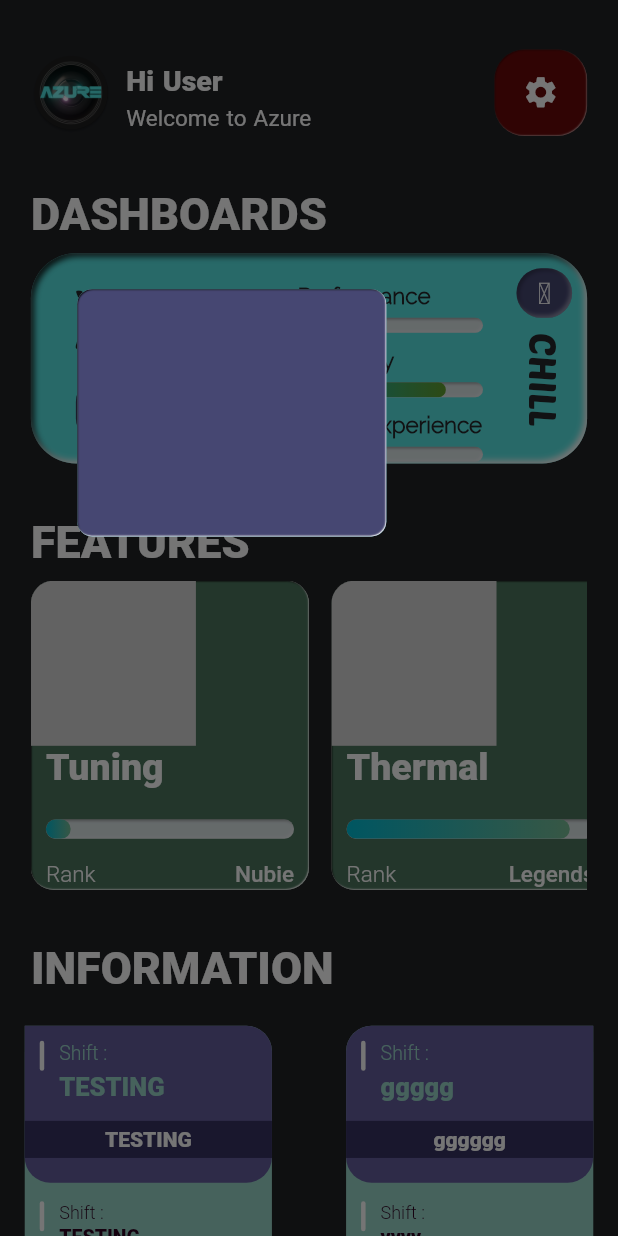
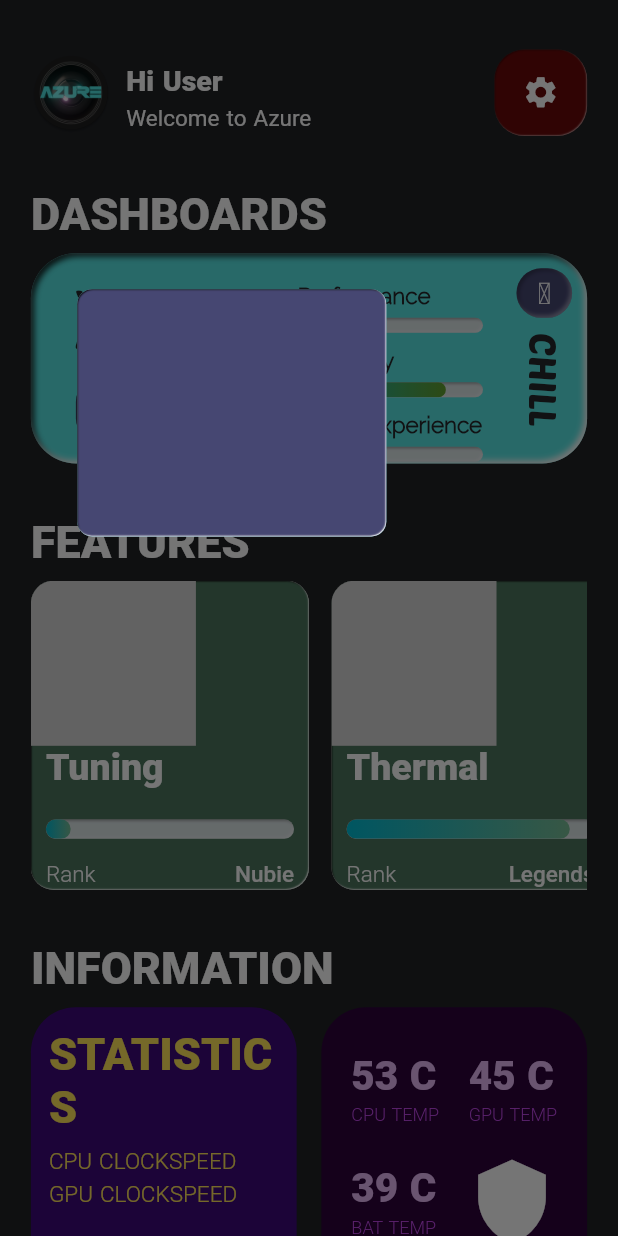
Before and after one commit to yoshuaconstantin/azure_reborn_flutter_redesign, a Flutter app: the HomeBody screen opened directly, after a tap on "Statistics", on a phone screen of 412 x 824 dp. Run offline on Flutter 3.47's test engine with Material 2 defaults, Android fonts, the phone set to English and light mode, and no system bars; drawn by our look-alikes of flutter_neumorphic; our stand-ins replace bloc, flutter_bloc, get, lottie, material_design_icons_flutter, shared_preferences and 1 more; missing offline and left inert: root; accounts and stored records are empty; Roboto replaces fonts that are missing (raleway).

Commit message:
Preparing Information Page
- not yet done

```diff
--- /dev/null
+++ b/lib/screen/cpu_information_screen/bloc/cpu_information_bloc.dart
@@ -0,0 +1,15 @@
+import 'dart:async';
+
+import 'package:bloc/bloc.dart';
+import 'package:meta/meta.dart';
+
+part 'cpu_information_event.dart';
+part 'cpu_information_state.dart';
+
+class CpuInformationBloc extends Bloc<CpuInformationEvent, CpuInformationState> {
+  CpuInformationBloc() : super(CpuInformationInitial()) {
+    on<CpuInformationEvent>((event, emit) {
+      // TODO: implement event handler
+    });
+  }
+}
--- /dev/null
+++ b/lib/screen/cpu_information_screen/bloc/cpu_information_event.dart
@@ -0,0 +1,4 @@
+part of 'cpu_information_bloc.dart';
+
+@immutable
+abstract class CpuInformationEvent {}
--- /dev/null
+++ b/lib/screen/cpu_information_screen/bloc/cpu_information_state.dart
@@ -0,0 +1,6 @@
+part of 'cpu_information_bloc.dart';
+
+@immutable
+abstract class CpuInformationState {}
+
+class CpuInformationInitial extends CpuInformationState {}
--- /dev/null
+++ b/lib/screen/cpu_information_screen/cpu_information_page.dart
@@ -0,0 +1,15 @@
+import 'package:flutter/cupertino.dart';
+
+class CpuInformationPage extends StatefulWidget {
+  const CpuInformationPage({Key? key}) : super(key: key);
+
+  @override
+  State<CpuInformationPage> createState() => _CpuInformationPageState();
+}
+
+class _CpuInformationPageState extends State<CpuInformationPage> {
+  @override
+  Widget build(BuildContext context) {
+    return Container();
+  }
+}
--- a/lib/screen/home_body/home_body.dart
+++ b/lib/screen/home_body/home_body.dart
@@ -17,6 +17,7 @@ import '../../model/home_body_model/chart_home_model.dart';
 import '../../model/home_body_model/list_home_card_model.dart';
 import '../../widget/custom_neumorph.dart';
 import '../../widget/home_chart.dart';
+import '../../widget/information_widget.dart';
 import '../../widget/noOverScroll.dart';
 import '../../widget/vertical_text.dart';
 import 'home_body_bloc.dart';
@@ -75,11 +76,7 @@ class _HomeBodyState extends State<HomeBody> {
         rankingProgress: rankProgress(Preferences.getInstance().getInt(SharedPreferenceKey.FeatureDozeRank) ?? 0),
         gambarIcon: "assets/anim/lottie_json/doze.json"));
 
-    modelChart.add(ChartDataModel("Core1",randomNumber(),randomNumber(),randomNumber(),randomNumber(),randomNumber(),randomNumber(),randomNumber(),randomNumber()));
-    modelChart.add(ChartDataModel("Core2",randomNumber(),randomNumber(),randomNumber(),randomNumber(),randomNumber(),randomNumber(),randomNumber(),randomNumber()));
-    modelChart.add(ChartDataModel("Core3",randomNumber(),randomNumber(),randomNumber(),randomNumber(),randomNumber(),randomNumber(),randomNumber(),randomNumber()));
-    modelChart.add(ChartDataModel("Core4",randomNumber(),randomNumber(),randomNumber(),randomNumber(),randomNumber(),randomNumber(),randomNumber(),randomNumber()));
-    modelChart.add(ChartDataModel("Core5",randomNumber(),randomNumber(),randomNumber(),randomNumber(),randomNumber(),randomNumber(),randomNumber(),randomNumber()));
+    //modelChart.add(ChartDataModel("Core5",randomNumber(),randomNumber(),randomNumber(),randomNumber(),randomNumber(),randomNumber(),randomNumber(),randomNumber()));
 
 
 
@@ -131,7 +128,8 @@ class _HomeBodyState extends State<HomeBody> {
                     child:textWithFont(text: "INFORMATION", color: Colors.white, fontSize: 30, fontWeight: FontWeight.w900,),
 
                   ),
-                  HomePresenceChart(chartData: modelChart,type: 1,)
+                  InformationWidget(),
+                  //HomePresenceChart(chartData: modelChart,type: 1,)
                 ],
               ),
             ),
--- /dev/null
+++ b/lib/widget/information_widget.dart
@@ -0,0 +1,185 @@
+import 'package:azure_reborn/additional/dimension.dart';
+import 'package:azure_reborn/widget/text_with_font.dart';
+import 'package:flutter/cupertino.dart';
+import 'package:flutter/material.dart';
+import 'package:lottie/lottie.dart';
+
+import 'custom_neumorph.dart';
+
+class InformationWidget extends StatefulWidget {
+  const InformationWidget({Key? key}) : super(key: key);
+
+  @override
+  State<InformationWidget> createState() => _InformationWidgetState();
+}
+
+class _InformationWidgetState extends State<InformationWidget> {
+  @override
+  Widget build(BuildContext context) {
+    return Container(
+      width: Dimension.screenWidth,
+      height: Dimension.screenHeight * 0.23,
+      margin: EdgeInsets.only(
+          top: Dimension.screenHeight * 0.01,
+          bottom: Dimension.screenHeight * 0.05,
+          right: Dimension.screenWidth * 0.05,
+          left: Dimension.screenWidth * 0.05
+      ),
+      child: Row(
+        mainAxisAlignment: MainAxisAlignment.spaceBetween,
+        children: [
+          Stack(
+            children: [
+              Container(
+                width: Dimension.screenWidth * 0.43,
+                height: Dimension.screenHeight * 0.23,
+                decoration: BoxDecoration(
+                  color: const Color(0xFF3D087B),
+                    borderRadius: BorderRadius.circular(30),
+                ),
+                child: Container(
+                  padding: EdgeInsets.symmetric(vertical: Dimension.size4, horizontal: Dimension.size12),
+                  child: Column(
+                    crossAxisAlignment: CrossAxisAlignment.start,
+                    children: [
+                      SizedBox( height: Dimension.size10,),
+                      textWithFont(text: "STATISTICS",
+                        color: const Color(0xFFFFE459),
+                        fontSize: 30,
+                        fontWeight: FontWeight.w900,
+                      ),
+                      SizedBox( height: Dimension.size10,),
+                      textWithFont(text: "CPU CLOCKSPEED",
+                        color: const Color(0xFFFFE459),
+                        fontSize: 15,
+                        fontWeight: FontWeight.w300,
+                      ),
+                      SizedBox( height: Dimension.size4,),
+                      textWithFont(text: "GPU CLOCKSPEED",
+                        color: const Color(0xFFFFE459),
+                        fontSize: 15,
+                        fontWeight: FontWeight.w300,
+                      ),
+                      SizedBox( height: Dimension.CustomSize(20),),
+                      Row(
+                        mainAxisAlignment: MainAxisAlignment.spaceBetween,
+                        crossAxisAlignment: CrossAxisAlignment.center,
+                        children: [
+                          Image.asset(
+                            'assets/image/icons/icon_statistics.png',
+                            height: Dimension.CustomSize(55),
+                            width: Dimension.CustomSize(55),
+                          ),
+                          Icon(Icons.circle, size: 20, color: const Color(0xFFF43B86),),
+                          Icon(Icons.arrow_forward_ios, size: Dimension.CustomSize(55), color: const Color(0xFF11052C),)
+                        ],
+                      )
+                    ],
+                  ),
+                ),
+              ),
+              Positioned(
+                right: Dimension.CustomSize(7),
+                bottom: Dimension.CustomSize(5),
+                child: Lottie.asset('assets/anim/lottie_json/tap_button.json',
+                    animate: true,
+                    width: Dimension.CustomSize(40),
+                    height: Dimension.CustomSize(40)
+                ),
+              )
+            ],
+          ),
+          Container(
+            width: Dimension.screenWidth * 0.43,
+            height: Dimension.screenHeight * 0.23,
+            decoration: BoxDecoration(
+              color: const Color(0xFF2D033B),
+              borderRadius: BorderRadius.circular(30),
+            ),
+            child: Container(
+              padding: EdgeInsets.symmetric(vertical: Dimension.CustomSize(30), horizontal: Dimension.CustomSize(20)),
+              child: Column(
+                crossAxisAlignment: CrossAxisAlignment.start,
+                mainAxisAlignment: MainAxisAlignment.spaceBetween,
+                children: [
+                  Row(
+                    mainAxisAlignment: MainAxisAlignment.spaceBetween,
+                    children: [
+                      Column(
+                        crossAxisAlignment: CrossAxisAlignment.start,
+                        children: [
+                          textWithFont(
+                              text: "53 C",
+                              color: const Color(0xFFE5B8F4),
+                              fontSize: 27,
+                              fontWeight: FontWeight.w800 ,
+                          ),
+                          SizedBox(
+                            height: Dimension.CustomSize(3),
+                          ),
+                          textWithFont(
+                              text: "CPU TEMP",
+                              color: const Color(0xFFC147E9),
+                              fontSize: 12,
+                              fontWeight: FontWeight.w300 ,
+                          ),
+                        ],
+                      ),
+                      Column(
+                        crossAxisAlignment: CrossAxisAlignment.start,
+                        children: [
+                          textWithFont(
+                            text: "45 C",
+                            color: const Color(0xFFE5B8F4),
+                            fontSize: 27,
+                            fontWeight: FontWeight.w800 ,
+                          ),
+                          SizedBox(
+                            height: Dimension.CustomSize(3),
+                          ),
+                          textWithFont(
+                            text: "GPU TEMP",
+                            color: const Color(0xFFC147E9),
+                            fontSize: 12,
+                            fontWeight: FontWeight.w300 ,
+                          ),
+                        ],
+                      )
+                    ],
+                   ),
+                  Row(
+                    mainAxisAlignment: MainAxisAlignment.spaceBetween,
+                    children: [
+                      Column(
+                        crossAxisAlignment: CrossAxisAlignment.start,
+                        children: [
+                          textWithFont(
+                            text: "39 C",
+                            color: const Color(0xFFE5B8F4),
+                            fontSize: 27,
+                            fontWeight: FontWeight.w800 ,
+                          ),
+                          SizedBox(
+                            height: Dimension.CustomSize(3),
+                          ),
+                          textWithFont(
+                            text: "BAT TEMP",
+                            color: const Color(0xFFC147E9),
+                            fontSize: 12,
+                            fontWeight: FontWeight.w300 ,
+                          ),
+                        ],
+                      ),
+                      Icon(Icons.shield, color: Colors.white, size: 60,)
+                    ],
+                  )
+                  ],
+                  )
+              ),
+            ),
+
+        ],
+      ),
+    );
+  }
+}
```
Also changed, not shown: assets/anim/lottie_json/tap_button.json (added, +1 -0 lines), assets/image/icons/icon_statistics.png (added).
